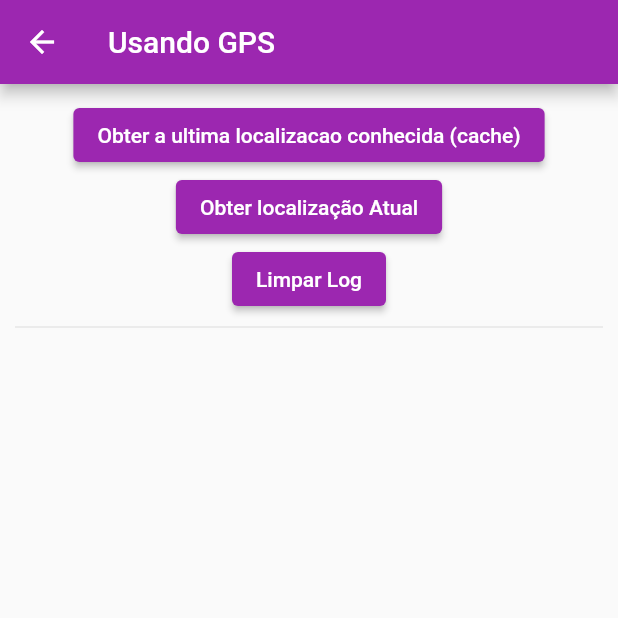
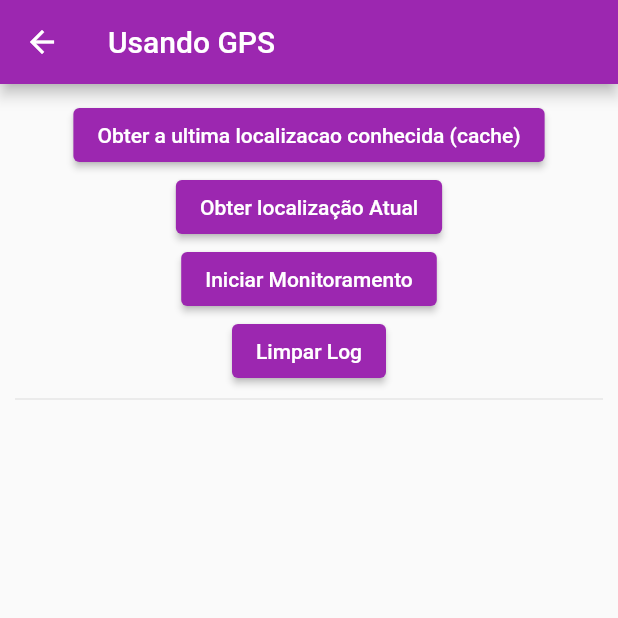
Before and after one commit to Jhonysganzerla/FlutterCrud-sqlite, a Flutter app: the GpsPage screen opened by its route, on a phone screen of 412 x 824 dp, the top half of it. Run offline on Flutter 3.47's test engine with Material 2 defaults, Android fonts, the phone set to English and light mode, and no system bars; our stand-ins replace geolocator, shared_preferences, sqflite; accounts and stored records are empty.

```diff
--- a/lib/Pages/gps_page.dart
+++ b/lib/Pages/gps_page.dart
@@ -1,3 +1,5 @@
+import 'dart:async';
+
 import 'package:flutter/cupertino.dart';
 import 'package:flutter/material.dart';
 import 'package:geolocator/geolocator.dart';
@@ -13,6 +15,9 @@ class GpsPage extends StatefulWidget {
   class _GpsPageState extends State<GpsPage> {
     final _linhas = <String>[];
 
+    StreamSubscription<Position>?  _subscription;
+
+    bool get _monitorarLocalizacao => _subscription != null;
 
     @override
     void initState() {
@@ -23,7 +28,7 @@ class GpsPage extends StatefulWidget {
     Widget build(BuildContext context) {
       return Scaffold(
         appBar: AppBar(
-          title: Text('Usando GPS'),
+          title: const Text('Usando GPS'),
         ),
         body: _criarBody(),
       );
@@ -36,22 +41,27 @@ class GpsPage extends StatefulWidget {
             children: [
               ElevatedButton(
                   onPressed: _obterUltimaLocalizacao,
-                  child: Text('Obter a ultima localizacao conhecida (cache)')
+                  child: const Text('Obter a ultima localizacao conhecida (cache)')
               ),
               ElevatedButton(
                   onPressed: _obterLocalizacaoAtual,
-                  child: Text('Obter localização Atual')
+                  child: const Text('Obter localização Atual')
+              ),
+              ElevatedButton(
+                  onPressed: _monitorarLocalizacao ? _pararMonitoramento : _iniciarMonitoramento,
+                  child: Text(_monitorarLocalizacao ? 'Parar Monitoramento' : 'Iniciar Monitoramento')
               ),
               ElevatedButton(
                   onPressed: _limparLog,
-                  child: Text('Limpar Log')
+                  child: const Text('Limpar Log')
               ),
               const Divider(),
               Expanded(
-                  child:ListView.builder(
+                  child: ListView.builder(
                       shrinkWrap: true,
                       itemCount: _linhas.length,
-                      itemBuilder: (_,index)=> Padding(
+                      itemBuilder: (_, index) =>
+                          Padding(
                             padding: const EdgeInsets.all(5),
                             child: Text(_linhas[index]),
                           )
@@ -62,17 +72,18 @@ class GpsPage extends StatefulWidget {
 
     _obterUltimaLocalizacao() async {
       bool permissoesPermitidas = await _permissoesPermitidas();
-      if(!permissoesPermitidas){
+      if (!permissoesPermitidas) {
         return;
       }
 
       Position? position = await Geolocator.getLastKnownPosition();
 
       setState(() {
-        if(position == null){
+        if (position == null) {
           _linhas.add('Nenhuma localização encontrada');
-        }else{
-          _linhas.add('Latitude: ${position.latitude} | Longitude: ${position.longitude} ');
+        } else {
+          _linhas.add('Latitude: ${position.latitude} | Longitude: ${position
+              .longitude} ');
         }
       });
     }
@@ -91,7 +102,8 @@ class GpsPage extends StatefulWidget {
       }
 
       if (permission == LocationPermission.deniedForever) {
-        _mostrarMensagem('Para utilizar esse recurso, você deverá acessar as configurações e permitir o GPs');
+        _mostrarMensagem(
+            'Para utilizar esse recurso, você deverá acessar as configurações e permitir o GPs');
         Geolocator.openAppSettings();
         return false;
       }
@@ -109,7 +121,8 @@ class GpsPage extends StatefulWidget {
     Future<void> _showDialogMessage(String mensagem) async {
       await showDialog(
           context: context,
-          builder: (_) => AlertDialog(
+          builder: (_) =>
+              AlertDialog(
                 title: const Text('Atenção'),
                 content: Text(mensagem),
                 actions: [
@@ -122,7 +135,7 @@ class GpsPage extends StatefulWidget {
       );
     }
 
-    void _limparLog(){
+    void _limparLog() {
       setState(() {
         _linhas.clear();
       });
@@ -130,7 +143,7 @@ class GpsPage extends StatefulWidget {
 
     Future<bool> _servicoHabilitado() async {
       bool servicoHabilitado = await Geolocator.isLocationServiceEnabled();
-        if(!servicoHabilitado){
+      if (!servicoHabilitado) {
         await _showDialogMessage('Para utilizar este recurso você deve '
             'habilitar o serviço de localização do dispositivo');
         Geolocator.openLocationSettings();
@@ -139,17 +152,33 @@ class GpsPage extends StatefulWidget {
       return true;
     }
 
-    void _obterLocalizacaoAtual() async{
+    void _obterLocalizacaoAtual() async {
       bool servicohabilitado = await _servicoHabilitado();
-      if(!servicohabilitado){
+      if (!servicohabilitado) {
         return;
       }
       Position position = await Geolocator.getCurrentPosition();
 
       setState(() {
         _linhas.add('Latitude: ${position!.latitude} | Longitude: ${position!.longitude} ');
+      });
     }
-      );
+
+    void _iniciarMonitoramento(){
+      _subscription = Geolocator.getPositionStream(
+        locationSettings: LocationSettings(
+          distanceFilter: 30,
+          timeLimit: Duration(seconds: 2),
+        ),
+      ).listen((Position position) {
+        setState(() {
+          _linhas.add('Latitude: ${position!.latitude} | Longitude: ${position!.longitude} ');
+        });
+      });
 
     }
+
+    void _pararMonitoramento(){
+      _subscription!.cancel();
     }
+  }
```
Lines whose indentation alone changed are shown as unchanged.
